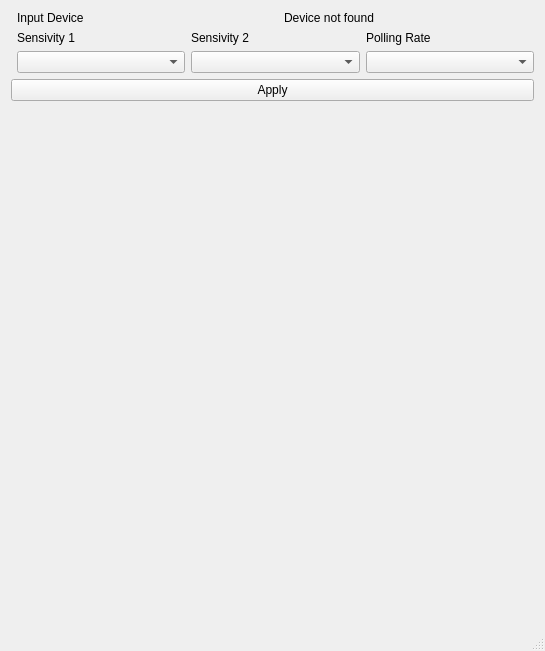
The window that mainwindow.ui (oguzbakir/RivalQt) describes before a commit, drawn with Qt 5.
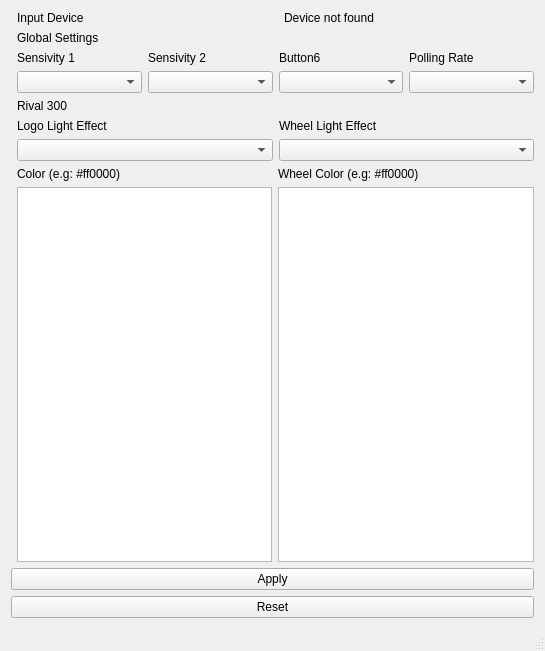
The same window after the commit.

Patch:
```diff
--- a/mainwindow.ui
+++ b/mainwindow.ui
@@ -10,6 +10,18 @@
     <height>651</height>
    </rect>
   </property>
+  <property name="sizePolicy">
+   <sizepolicy hsizetype="Preferred" vsizetype="Preferred">
+    <horstretch>0</horstretch>
+    <verstretch>0</verstretch>
+   </sizepolicy>
+  </property>
+  <property name="minimumSize">
+   <size>
+    <width>0</width>
+    <height>0</height>
+   </size>
+  </property>
   <property name="windowTitle">
    <string>RivalQT</string>
   </property>
@@ -39,15 +51,8 @@
       </item>
      </layout>
     </item>
-    <item row="4" column="0" colspan="2">
-     <widget class="QPushButton" name="btnApply">
-      <property name="text">
-       <string>Apply</string>
-      </property>
-     </widget>
-    </item>
-    <item row="1" column="1">
-     <layout class="QHBoxLayout" name="horizontalLayout_2">
+    <item row="2" column="1">
+     <layout class="QHBoxLayout" name="GlobalLayout">
       <item>
        <layout class="QVBoxLayout" name="verticalLayout_5">
         <item>
@@ -76,6 +81,20 @@
         </item>
        </layout>
       </item>
+      <item>
+       <layout class="QVBoxLayout" name="verticalLayout_8">
+        <item>
+         <widget class="QLabel" name="label_9">
+          <property name="text">
+           <string>Button6</string>
+          </property>
+         </widget>
+        </item>
+        <item>
+         <widget class="QComboBox" name="button6Combo"/>
+        </item>
+       </layout>
+      </item>
       <item>
        <layout class="QVBoxLayout" name="verticalLayout_2">
         <item>
@@ -92,6 +111,101 @@
       </item>
      </layout>
     </item>
+    <item row="7" column="0" colspan="2">
+     <widget class="QPushButton" name="btnApply">
+      <property name="text">
+       <string>Apply</string>
+      </property>
+     </widget>
+    </item>
+    <item row="8" column="0" colspan="2">
+     <widget class="QPushButton" name="resetButton">
+      <property name="text">
+       <string>Reset</string>
+      </property>
+     </widget>
+    </item>
+    <item row="5" column="1">
+     <layout class="QHBoxLayout" name="ColorLayout">
+      <property name="sizeConstraint">
+       <enum>QLayout::SetDefaultConstraint</enum>
+      </property>
+      <item>
+       <layout class="QVBoxLayout" name="verticalLayout_6">
+        <item>
+         <widget class="QLabel" name="colorLabel">
+          <property name="text">
+           <string>Color (e.g: #ff0000)</string>
+          </property>
+         </widget>
+        </item>
+        <item>
+         <widget class="QTextEdit" name="colorTextEdit"/>
+        </item>
+       </layout>
+      </item>
+      <item>
+       <layout class="QVBoxLayout" name="verticalLayout_4">
+        <item>
+         <widget class="QLabel" name="wheelColor">
+          <property name="text">
+           <string>Wheel Color (e.g: #ff0000)</string>
+          </property>
+         </widget>
+        </item>
+        <item>
+         <widget class="QTextEdit" name="wColorTextEdit"/>
+        </item>
+       </layout>
+      </item>
+     </layout>
+    </item>
+    <item row="1" column="1">
+     <widget class="QLabel" name="label_5">
+      <property name="text">
+       <string>Global Settings</string>
+      </property>
+     </widget>
+    </item>
+    <item row="3" column="1">
+     <widget class="QLabel" name="label_6">
+      <property name="text">
+       <string>Rival 300</string>
+      </property>
+     </widget>
+    </item>
+    <item row="4" column="1">
+     <layout class="QHBoxLayout" name="Rival300Layout">
+      <item>
+       <layout class="QVBoxLayout" name="verticalLayout_7">
+        <item>
+         <widget class="QLabel" name="label_8">
+          <property name="text">
+           <string>Logo Light Effect</string>
+          </property>
+         </widget>
+        </item>
+        <item>
+         <widget class="QComboBox" name="logoLightEffectCombo"/>
+        </item>
+       </layout>
+      </item>
+      <item>
+       <layout class="QVBoxLayout" name="verticalLayout">
+        <item>
+         <widget class="QLabel" name="label_7">
+          <property name="text">
+           <string>Wheel Light Effect</string>
+          </property>
+         </widget>
+        </item>
+        <item>
+         <widget class="QComboBox" name="wheelLightEffectCombo"/>
+        </item>
+       </layout>
+      </item>
+     </layout>
+    </item>
    </layout>
   </widget>
   <widget class="QStatusBar" name="statusBar"/>
```
Left out of the diff: 2 changed lines with no effect on the pictures.
